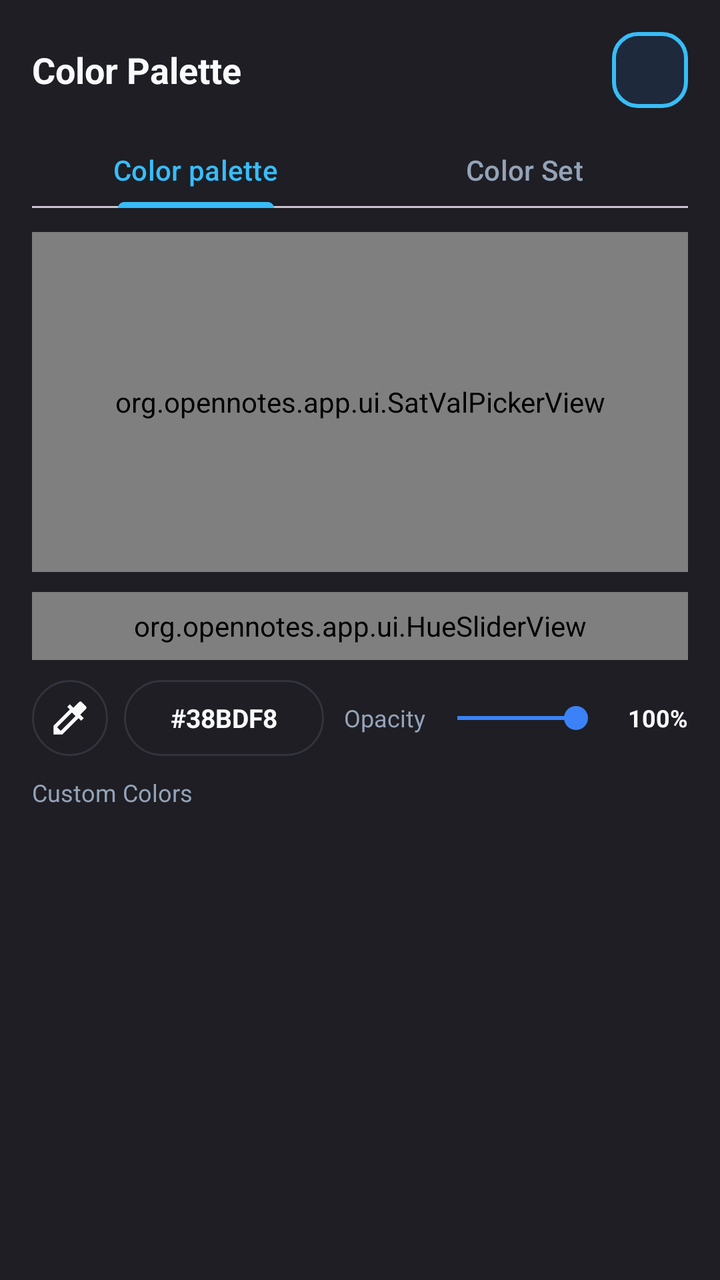
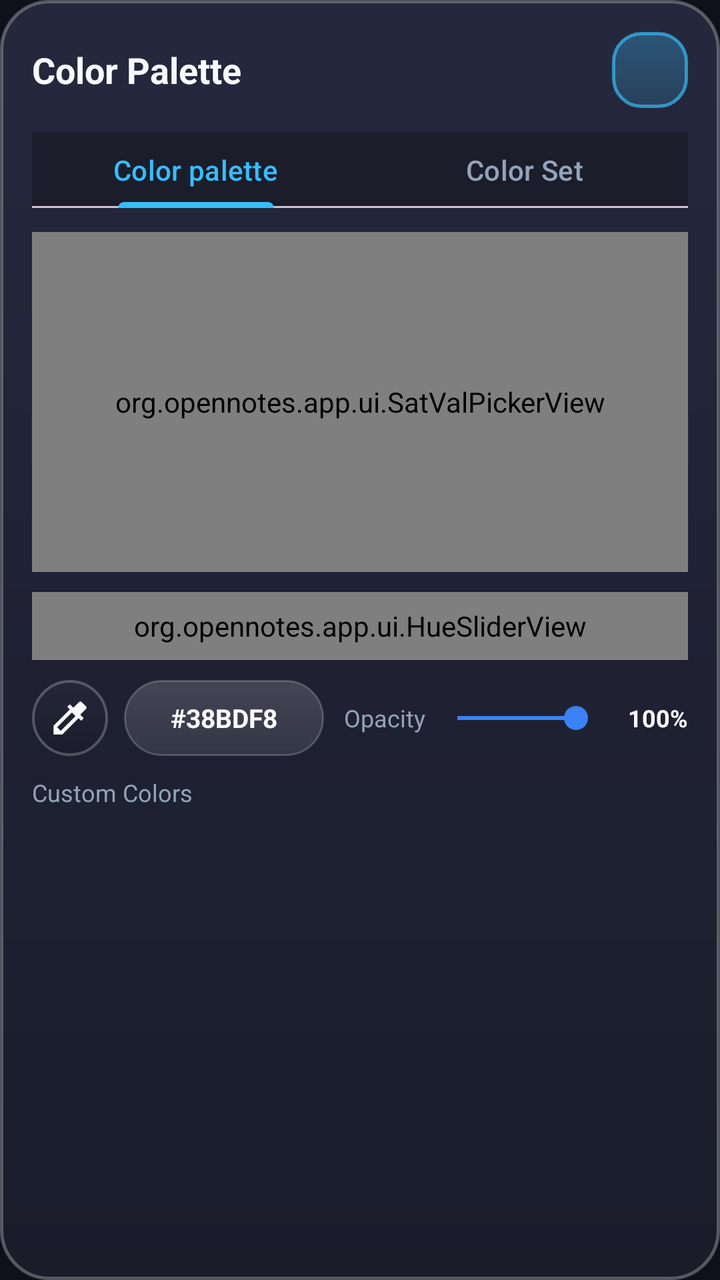

Before-and-after screenshots of an Android layout around one commit, followed by the original layout XML and the change that was made.
<!-- AndroidManifest.xml: application theme Theme.OpenNotes -->
<!-- res/layout/dialog_star_color_picker.xml -->
<?xml version="1.0" encoding="utf-8"?>
<LinearLayout xmlns:android="http://schemas.android.com/apk/res/android"
    xmlns:app="http://schemas.android.com/apk/res-auto"
    android:layout_width="match_parent"
    android:layout_height="wrap_content"
    android:orientation="vertical"
    android:padding="16dp"
    android:background="@color/surface">

    
    <LinearLayout
        android:layout_width="match_parent"
        android:layout_height="wrap_content"
        android:orientation="horizontal"
        android:gravity="center_vertical"
        android:layout_marginBottom="12dp">

        <TextView
            android:id="@+id/textColorPickerTitle"
            android:layout_width="0dp"
            android:layout_height="wrap_content"
            android:layout_weight="1"
            android:text="Color Palette"
            android:textColor="@color/text_primary"
            android:textSize="18sp"
            android:textStyle="bold" />

        <View
            android:id="@+id/viewSelectedColorPreview"
            android:layout_width="38dp"
            android:layout_height="38dp"
            android:background="@drawable/bg_tool_button_active" />
    </LinearLayout>

    
    <com.google.android.material.tabs.TabLayout
        android:id="@+id/colorPickerTabLayout"
        android:layout_width="match_parent"
        android:layout_height="38dp"
        app:tabIndicatorColor="@color/accent"
        app:tabSelectedTextColor="@color/accent"
        app:tabTextColor="@color/text_secondary"
        app:tabMode="fixed"
        app:tabGravity="fill"
        android:layout_marginBottom="12dp">

        <com.google.android.material.tabs.TabItem
            android:layout_width="wrap_content"
            android:layout_height="wrap_content"
            android:text="Color palette" />

        <com.google.android.material.tabs.TabItem
            android:layout_width="wrap_content"
            android:layout_height="wrap_content"
            android:text="Color Set" />
    </com.google.android.material.tabs.TabLayout>

    
    <FrameLayout
        android:layout_width="match_parent"
        android:layout_height="wrap_content">

        
        <LinearLayout
            android:id="@+id/containerPaletteTab"
            android:layout_width="match_parent"
            android:layout_height="wrap_content"
            android:orientation="vertical"
            android:visibility="visible">

            
            <org.opennotes.app.ui.SatValPickerView
                android:id="@+id/satValPickerView"
                android:layout_width="match_parent"
                android:layout_height="170dp"
                android:layout_marginBottom="10dp" />

            
            <org.opennotes.app.ui.HueSliderView
                android:id="@+id/hueSliderView"
                android:layout_width="match_parent"
                android:layout_height="34dp"
                android:layout_marginBottom="10dp" />

            
            <LinearLayout
                android:layout_width="match_parent"
                android:layout_height="wrap_content"
                android:orientation="horizontal"
                android:gravity="center_vertical"
                android:layout_marginBottom="10dp">

                <ImageView
                    android:id="@+id/btnEyedropper"
                    android:layout_width="38dp"
                    android:layout_height="38dp"
                    android:padding="8dp"
                    android:src="@drawable/ic_eyedropper"
                    app:tint="@color/text_primary"
                    android:background="@drawable/bg_floating_pill" />

                <EditText
                    android:id="@+id/editHexColor"
                    android:layout_width="100dp"
                    android:layout_height="38dp"
                    android:layout_marginStart="8dp"
                    android:background="@drawable/bg_search_bar"
                    android:paddingHorizontal="10dp"
                    android:gravity="center"
                    android:text="#38BDF8"
                    android:textColor="@color/text_primary"
                    android:textSize="13sp"
                    android:textStyle="bold"
                    android:maxLines="1"
                    android:inputType="textCapCharacters" />

                <TextView
                    android:layout_width="wrap_content"
                    android:layout_height="wrap_content"
                    android:layout_marginStart="10dp"
                    android:text="Opacity"
                    android:textColor="@color/text_secondary"
                    android:textSize="12sp" />

                <SeekBar
                    android:id="@+id/seekOpacity"
                    android:layout_width="0dp"
                    android:layout_height="wrap_content"
                    android:layout_weight="1"
                    android:max="100"
                    android:progress="100" />

                <TextView
                    android:id="@+id/textOpacityPercent"
                    android:layout_width="40dp"
                    android:layout_height="wrap_content"
                    android:gravity="end"
                    android:text="100%"
                    android:textColor="@color/text_primary"
                    android:textSize="12sp"
                    android:textStyle="bold" />
            </LinearLayout>

            
            <TextView
                android:layout_width="wrap_content"
                android:layout_height="wrap_content"
                android:text="Custom Colors"
                android:textColor="@color/text_secondary"
                android:textSize="12sp"
                android:layout_marginBottom="6dp" />

            <HorizontalScrollView
                android:layout_width="match_parent"
                android:layout_height="wrap_content"
                android:scrollbars="none">

                <LinearLayout
                    android:id="@+id/layoutQuickSpectrumSwatches"
                    android:layout_width="wrap_content"
                    android:layout_height="44dp"
                    android:orientation="horizontal"
                    android:gravity="center_vertical" />
            </HorizontalScrollView>
        </LinearLayout>

        
        <ScrollView
            android:id="@+id/containerColorSetTab"
            android:layout_width="match_parent"
            android:layout_height="290dp"
            android:fadeScrollbars="false"
            android:visibility="gone">

            <LinearLayout
                android:id="@+id/paletteGroupsLayout"
                android:layout_width="match_parent"
                android:layout_height="wrap_content"
                android:orientation="vertical"
                android:paddingBottom="8dp" />
        </ScrollView>
    </FrameLayout>

</LinearLayout>
<!-- resources referenced by this layout -->
<resources>
  <color name="accent">#38BDF8</color>
  <color name="surface">#1E1E24</color>
  <color name="text_primary">#F8FAFC</color>
  <color name="text_secondary">#94A3B8</color>
  <!-- drawable bg_floating_pill (drawable) -->
  <?xml version="1.0" encoding="utf-8"?>
  <shape xmlns:android="http://schemas.android.com/apk/res/android"
      android:shape="rectangle">
      <corners android:radius="24dp" />
      <solid android:color="@color/surface" />
      <stroke
          android:width="1dp"
          android:color="@color/divider" />
  </shape>
  <!-- drawable bg_search_bar (drawable) -->
  <?xml version="1.0" encoding="utf-8"?>
  <shape xmlns:android="http://schemas.android.com/apk/res/android"
      android:shape="rectangle">
      <corners android:radius="24dp" />
      <solid android:color="@color/surface" />
      <stroke android:width="1dp" android:color="@color/divider" />
  </shape>
  <!-- drawable bg_tool_button_active (drawable) -->
  <?xml version="1.0" encoding="utf-8"?>
  <shape xmlns:android="http://schemas.android.com/apk/res/android"
      android:shape="rectangle">
      <corners android:radius="12dp" />
      <solid android:color="@color/accent_light" />
      <stroke android:width="2dp" android:color="@color/accent" />
  </shape>
  <color name="divider">#33333E</color>
  <color name="accent_light">#1E293B</color>
  <color name="accent_blue">#3B82F6</color>
  <color name="surface_variant">#2A2A32</color>
  <color name="window_background">#121214</color>
  <color name="surface_card">#24242B</color>
  <style name="Widget.OpenNotes.DialogButton.Positive" parent="Widget.Material3.Button.TextButton.Dialog">
          <item name="android:textColor">@color/accent</item>
          <item name="android:textStyle">bold</item>
          <item name="android:textSize">14sp</item>
          <item name="android:textAllCaps">false</item>
      </style>
  <style name="Widget.OpenNotes.DialogButton.Negative" parent="Widget.Material3.Button.TextButton.Dialog">
          <item name="android:textColor">@color/text_primary</item>
          <item name="android:textStyle">bold</item>
          <item name="android:textSize">14sp</item>
          <item name="android:textAllCaps">false</item>
      </style>
  <style name="Widget.OpenNotes.DialogButton.Neutral" parent="Widget.Material3.Button.TextButton.Dialog">
          <item name="android:textColor">@color/text_secondary</item>
          <item name="android:textSize">14sp</item>
          <item name="android:textAllCaps">false</item>
      </style>
  <!-- unchanged entries left out for length: 3 -->
</resources>

<!-- the commit's change to res/layout/dialog_star_color_picker.xml (unified diff, before → after) -->
@@ -5,7 +5,7 @@
     android:layout_height="wrap_content"
     android:orientation="vertical"
     android:padding="16dp"
-    android:background="@color/surface">
+    android:background="@drawable/shape_dialog_bg">
 
     
     <LinearLayout
<!-- resource entries referenced after the edit -->
@@ -1,41 +1,78 @@
 <!-- resources referenced by this layout -->
 <resources>
   <color name="accent">#38BDF8</color>
-  <color name="surface">#1E1E24</color>
+  <color name="surface">#D91A1C28</color>
   <color name="text_primary">#F8FAFC</color>
   <color name="text_secondary">#94A3B8</color>
   <!-- drawable bg_floating_pill (drawable) -->
   <?xml version="1.0" encoding="utf-8"?>
-  <shape xmlns:android="http://schemas.android.com/apk/res/android"
-      android:shape="rectangle">
-      <corners android:radius="24dp" />
-      <solid android:color="@color/surface" />
-      <stroke
-          android:width="1dp"
-          android:color="@color/divider" />
-  </shape>
+  <layer-list xmlns:android="http://schemas.android.com/apk/res/android">
+      
+      <item>
+          <shape android:shape="rectangle">
+              <corners android:radius="24dp" />
+              <gradient
+                  android:angle="270"
+                  android:startColor="#E625283A"
+                  android:endColor="#D4191B28"
+                  android:type="linear" />
+              <stroke
+                  android:width="1.2dp"
+                  android:color="#3DFFFFFF" />
+          </shape>
+      </item>
+  </layer-list>
   <!-- drawable bg_search_bar (drawable) -->
   <?xml version="1.0" encoding="utf-8"?>
   <shape xmlns:android="http://schemas.android.com/apk/res/android"
       android:shape="rectangle">
       <corners android:radius="24dp" />
-      <solid android:color="@color/surface" />
-      <stroke android:width="1dp" android:color="@color/divider" />
+      <gradient
+          android:angle="270"
+          android:startColor="#29FFFFFF"
+          android:endColor="#18FFFFFF"
+          android:type="linear" />
+      <stroke
+          android:width="1dp"
+          android:color="#33FFFFFF" />
   </shape>
   <!-- drawable bg_tool_button_active (drawable) -->
   <?xml version="1.0" encoding="utf-8"?>
   <shape xmlns:android="http://schemas.android.com/apk/res/android"
       android:shape="rectangle">
-      <corners android:radius="12dp" />
-      <solid android:color="@color/accent_light" />
-      <stroke android:width="2dp" android:color="@color/accent" />
+      <corners android:radius="14dp" />
+      <gradient
+          android:angle="270"
+          android:startColor="#4D38BDF8"
+          android:endColor="#2B38BDF8"
+          android:type="linear" />
+      <stroke
+          android:width="1.5dp"
+          android:color="#B338BDF8" />
   </shape>
-  <color name="divider">#33333E</color>
+  <!-- drawable shape_dialog_bg (drawable) -->
+  <?xml version="1.0" encoding="utf-8"?>
+  <layer-list xmlns:android="http://schemas.android.com/apk/res/android">
+      <item>
+          <shape android:shape="rectangle">
+              <corners android:radius="24dp" />
+              <gradient
+                  android:angle="270"
+                  android:startColor="#F526293E"
+                  android:endColor="#EC1A1C2B"
+                  android:type="linear" />
+              <stroke
+                  android:width="1.5dp"
+                  android:color="#48FFFFFF" />
+          </shape>
+      </item>
+  </layer-list>
+  <color name="divider">#33FFFFFF</color>
   <color name="accent_light">#1E293B</color>
   <color name="accent_blue">#3B82F6</color>
-  <color name="surface_variant">#2A2A32</color>
-  <color name="window_background">#121214</color>
-  <color name="surface_card">#24242B</color>
+  <color name="surface_variant">#80181A26</color>
+  <color name="window_background">#0E111A</color>
+  <color name="surface_card">#E6202232</color>
   <style name="Widget.OpenNotes.DialogButton.Positive" parent="Widget.Material3.Button.TextButton.Dialog">
           <item name="android:textColor">@color/accent</item>
           <item name="android:textStyle">bold</item>
